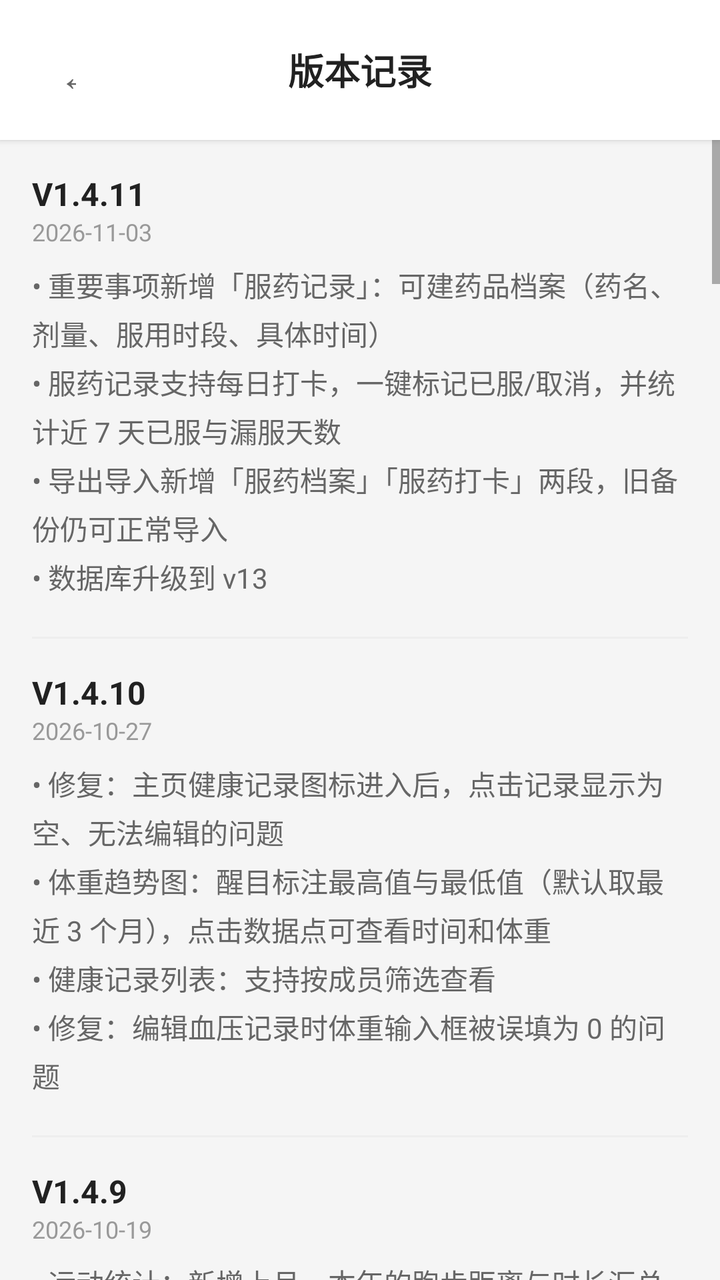
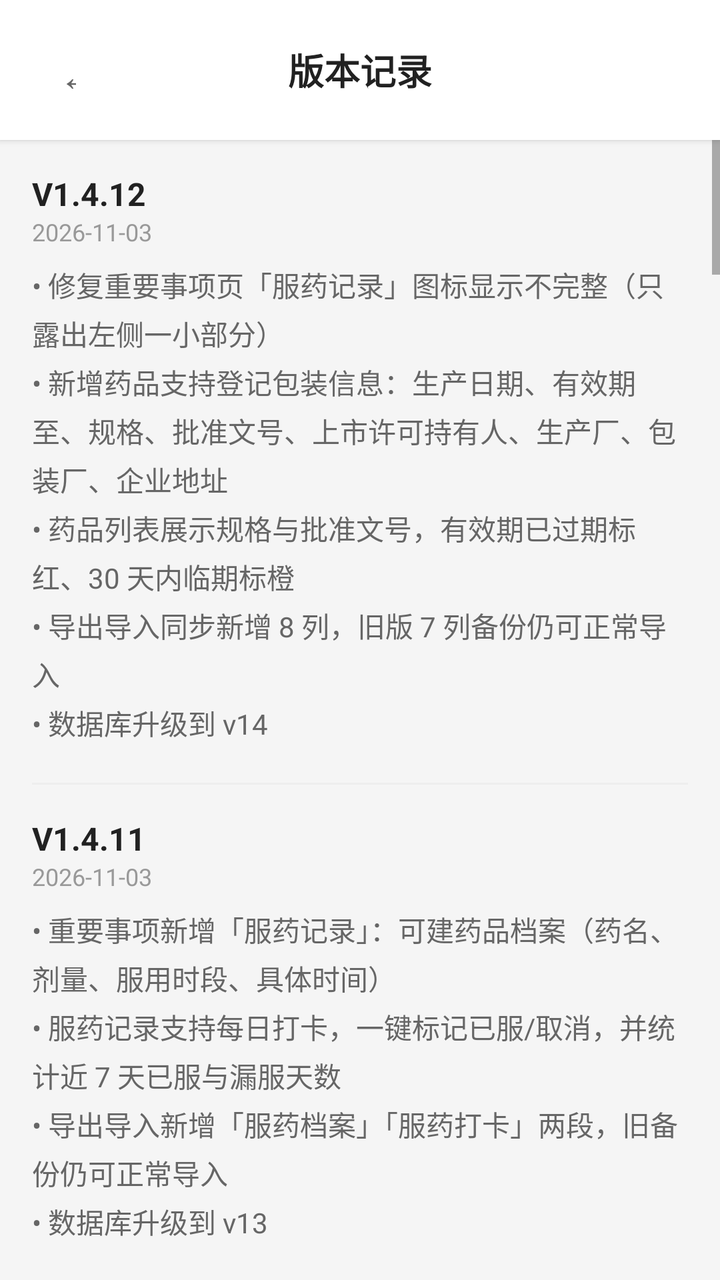

Before-and-after screenshots of an Android layout around one commit, followed by the original layout XML and the change that was made.
<!-- AndroidManifest.xml: application theme Theme.HealthRecorder -->
<!-- res/layout/activity_version_history.xml -->
<?xml version="1.0" encoding="utf-8"?>
<LinearLayout xmlns:android="http://schemas.android.com/apk/res/android"
    android:layout_width="match_parent"
    android:layout_height="match_parent"
    android:orientation="vertical"
    android:background="#F5F5F5">

    
    <LinearLayout
        android:layout_width="match_parent"
        android:layout_height="wrap_content"
        android:orientation="horizontal"
        android:paddingHorizontal="12dp"
        android:paddingVertical="14dp"
        android:background="#FFFFFF"
        android:elevation="2dp"
        android:gravity="center_vertical">
        <Button
            android:id="@+id/btnBack"
            android:layout_width="42dp"
            android:layout_height="42dp"
            android:background="@android:color/transparent"
            android:text="←"
            android:textSize="20sp"
            android:textColor="#666666"/>
        <TextView
            android:layout_width="0dp"
            android:layout_height="wrap_content"
            android:layout_weight="1"
            android:text="版本记录"
            android:textSize="18sp"
            android:textColor="#212121"
            android:textStyle="bold"
            android:gravity="center"/>
        <View
            android:layout_width="42dp"
            android:layout_height="42dp"/>
    </LinearLayout>

    <ScrollView
        android:layout_width="match_parent"
        android:layout_height="match_parent">
        <LinearLayout
            android:layout_width="match_parent"
            android:layout_height="wrap_content"
            android:orientation="vertical"
            android:padding="16dp">

            <TextView
                android:layout_width="wrap_content"
                android:layout_height="wrap_content"
                android:text="V1.4.11"
                android:textSize="16sp"
                android:textColor="#212121"
                android:textStyle="bold"/>
            <TextView
                android:layout_width="wrap_content"
                android:layout_height="wrap_content"
                android:text="2026-11-03"
                android:textSize="12sp"
                android:textColor="#999999"
                android:layout_marginBottom="8dp"/>
            <TextView
                android:layout_width="wrap_content"
                android:layout_height="wrap_content"
                android:text="• 重要事项新增「服药记录」：可建药品档案（药名、剂量、服用时段、具体时间）\n• 服药记录支持每日打卡，一键标记已服/取消，并统计近 7 天已服与漏服天数\n• 导出导入新增「服药档案」「服药打卡」两段，旧备份仍可正常导入\n• 数据库升级到 v13"
                android:textSize="14sp"
                android:textColor="#666666"
                android:lineSpacingExtra="4dp"
                android:layout_marginBottom="20dp"/>

            <View
                android:layout_width="match_parent"
                android:layout_height="1dp"
                android:background="#EEEEEE"
                android:layout_marginBottom="16dp"/>

            <TextView
                android:layout_width="wrap_content"
                android:layout_height="wrap_content"
                android:text="V1.4.10"
                android:textSize="16sp"
                android:textColor="#212121"
                android:textStyle="bold"/>
            <TextView
                android:layout_width="wrap_content"
                android:layout_height="wrap_content"
                android:text="2026-10-27"
                android:textSize="12sp"
                android:textColor="#999999"
                android:layout_marginBottom="8dp"/>
            <TextView
                android:layout_width="wrap_content"
                android:layout_height="wrap_content"
                android:text="• 修复：主页健康记录图标进入后，点击记录显示为空、无法编辑的问题\n• 体重趋势图：醒目标注最高值与最低值（默认取最近 3 个月），点击数据点可查看时间和体重\n• 健康记录列表：支持按成员筛选查看\n• 修复：编辑血压记录时体重输入框被误填为 0 的问题"
                android:textSize="14sp"
                android:textColor="#666666"
                android:lineSpacingExtra="4dp"
                android:layout_marginBottom="20dp"/>

            <View
                android:layout_width="match_parent"
                android:layout_height="1dp"
                android:background="#EEEEEE"
                android:layout_marginBottom="16dp"/>

            <TextView
                android:layout_width="wrap_content"
                android:layout_height="wrap_content"
                android:text="V1.4.9"
                android:textSize="16sp"
                android:textColor="#212121"
                android:textStyle="bold"/>
            <TextView
                android:layout_width="wrap_content"
                android:layout_height="wrap_content"
                android:text="2026-10-19"
                android:textSize="12sp"
                android:textColor="#999999"
                android:layout_marginBottom="8dp"/>
            <TextView
                android:layout_width="wrap_content"
                android:layout_height="wrap_content"
                android:text="• 运动统计：新增上月、本年的跑步距离与时长汇总\n• 添加运动记录：地点支持从历史地点中直接选择\n• 重要事项统计：新增事项日历，记录时间与提醒时间用不同标记区分\n• 读书笔记：支持记录开始阅读时间（精确到时分）\n• 读书笔记：读后感支持按页面区间记录多条\n• 导出导入：新增上述字段与读后感明细，修复 CSV 中多行内容丢失的问题\n• 数据库升级到 v12，修复旧版本升级可能闪退的问题"
                android:textSize="14sp"
                android:textColor="#666666"
                android:lineSpacingExtra="4dp"
                android:layout_marginBottom="20dp"/>

            <View
                android:layout_width="match_parent"
                android:layout_height="1dp"
                android:background="#EEEEEE"
                android:layout_marginBottom="16dp"/>

            <TextView
                android:layout_width="wrap_content"
                android:layout_height="wrap_content"
                android:text="V1.4.8"
                android:textSize="16sp"
                android:textColor="#212121"
                android:textStyle="bold"/>
            <TextView
                android:layout_width="wrap_content"
                android:layout_height="wrap_content"
                android:text="2026-09-11"
                android:textSize="12sp"
                android:textColor="#999999"
                android:layout_marginBottom="8dp"/>
            <TextView
                android:layout_width="wrap_content"
                android:layout_height="wrap_content"
                android:text="• 运动统计：移除本周徒步，新增本月跑步总里程与时长汇总\n• 主页趋势图：支持双指缩放高密度数据，点击数据点显示详情\n• 主页日历：点击日期可查看该日所有类型记录详情\n• 日详情页整合健康/运动/刷牙/呼吸/事项/猫咪/读书共7类数据"
                android:textSize="14sp"
                android:textColor="#666666"
                android:lineSpacingExtra="4dp"
                android:layout_marginBottom="20dp"/>

            <View
                android:layout_width="match_parent"
                android:layout_height="1dp"
                android:background="#EEEEEE"
                android:layout_marginBottom="16dp"/>

            <TextView
                android:layout_width="wrap_content"
                android:layout_height="wrap_content"
                android:text="V1.4.7"
                android:textSize="16sp"
                android:textColor="#212121"
                android:textStyle="bold"/>
            <TextView
                android:layout_width="wrap_content"
                android:layout_height="wrap_content"
                android:text="2026-08-04"
                android:textSize="12sp"
                android:textColor="#999999"
                android:layout_marginBottom="8dp"/>
            <TextView
                android:layout_width="wrap_content"
                android:layout_height="wrap_content"
                android:text="• 主页按钮「👥」→「💪 健康记录」，跳转历史健康记录列表\n• 数据管理新增成员管理入口\n• 呼吸打卡右上角菜单改为「📊 统计」\n• 运动/猫咪/刷牙列表页布局修复，解决闪退问题"
                android:textSize="14sp"
                android:textColor="#666666"
                android:lineSpacingExtra="4dp"
                android:layout_marginBottom="20dp"/>

            <View
                android:layout_width="match_parent"
                android:layout_height="1dp"
                android:background="#EEEEEE"
                android:layout_marginBottom="16dp"/>

            <TextView
                android:layout_width="wrap_content"
                android:layout_height="wrap_content"
                android:text="V1.4.6"
                android:textSize="16sp"
                android:textColor="#212121"
                android:textStyle="bold"/>
            <TextView
                android:layout_width="wrap_content"
                android:layout_height="wrap_content"
                android:text="2026-08-03"
                android:textSize="12sp"
                android:textColor="#999999"
                android:layout_marginBottom="8dp"/>
            <TextView
                android:layout_width="wrap_content"
                android:layout_height="wrap_content"
                android:text="• 读书笔记：读完时归档页数和读后感绑定保存，状态切换时自动固化\n• 读书笔记已读卡片显示「读完于第 X 页」及归档读后感\n• 读书笔记新增 📊 数据统计入口（总/在读/已读/想读、均分、总页数）\n• 数据管理新增数据重置功能（双重确认）\n• 数据库升级至 v11"
                android:textSize="14sp"
                android:textColor="#666666"
                android:lineSpacingExtra="4dp"
                android:layout_marginBottom="20dp"/>

            <View
                android:layout_width="match_parent"
                android:layout_height="1dp"
                android:background="#EEEEEE"
                android:layout_marginBottom="16dp"/>

            <TextView
                android:layout_width="wrap_content"
                android:layout_height="wrap_content"
                android:text="V1.4.5"
                android:textSize="16sp"
                android:textColor="#212121"
                android:textStyle="bold"/>
            <TextView
                android:layout_width="wrap_content"
                android:layout_height="wrap_content"
                android:text="2026-08-03"
                android:textSize="12sp"
                android:textColor="#999999"
                android:layout_marginBottom="8dp"/>
            <TextView
                android:layout_width="wrap_content"
                android:layout_height="wrap_content"
                android:text="• 重要事项支持导入（修复解析逻辑：优先级/状态/重复类型支持中文）\n• 读书笔记支持导入（修复解析逻辑：读书状态支持中文）\n• 重要事项列表页新增 📊 统计入口（总事项数、待办/已完成/已取消分布、优先级/重复类型分布）\n• 主页今日健康记录展示上限调整为 3 条"
                android:textSize="14sp"
                android:textColor="#666666"
                android:lineSpacingExtra="4dp"
                android:layout_marginBottom="20dp"/>

            <View
                android:layout_width="match_parent"
                android:layout_height="1dp"
                android:background="#EEEEEE"
                android:layout_marginBottom="16dp"/>

            <TextView
                android:layout_width="wrap_content"
                android:layout_height="wrap_content"
                android:text="V1.4.4"
                android:textSize="16sp"
                android:textColor="#212121"
                android:textStyle="bold"/>
            <TextView
                android:layout_width="wrap_content"
                android:layout_height="wrap_content"
                android:text="2026-07-31"
                android:textSize="12sp"
                android:textColor="#999999"
                android:layout_marginBottom="8dp"/>
            <TextView
                android:layout_width="wrap_content"
                android:layout_height="wrap_content"
                android:text="• 导出/导入支持呼吸打卡、重要事项、读书笔记、猫粮记录（共9种数据段）\n• 猫菜单优化：移除编辑/删除按钮，新增「统计」按钮一键跳转统计页\n• 主页日历最后一排对齐修复\n• 主页体重趋势图兼容修复（ColorOS设备崩溃修复）"
                android:textSize="14sp"
                android:textColor="#666666"
                android:lineSpacingExtra="4dp"
                android:layout_marginBottom="20dp"/>

            <View
                android:layout_width="match_parent"
                android:layout_height="1dp"
                android:background="#EEEEEE"
                android:layout_marginBottom="16dp"/>

            <TextView
                android:layout_width="wrap_content"
                android:layout_height="wrap_content"
                android:text="V1.4.0"
                android:textSize="16sp"
                android:textColor="#212121"
                android:textStyle="bold"/>
            <TextView
                android:layout_width="wrap_content"
                android:layout_height="wrap_content"
                android:text="2026-07-27"
                android:textSize="12sp"
                android:textColor="#999999"
                android:layout_marginBottom="8dp"/>
            <TextView
                android:layout_width="wrap_content"
                android:layout_height="wrap_content"
                android:text="• 新增呼吸打卡模块（呼吸时长、评分星级、打卡模式）\n• 新增重要事项模块（提醒设置、优先级、重复类型）\n• 新增读书笔记模块（阅读进度、星级评分、读书状态）\n• 主页新增体重+运动量趋势曲线图\n• 主页新增日历视图（有数据日期标记绿色圆点）\n• 架构升级：HealthRepository 单例代理全部 CRUD，数据层统一入口"
                android:textSize="14sp"
                android:textColor="#666666"
                android:lineSpacingExtra="4dp"
                android:layout_marginBottom="20dp"/>

            <View
                android:layout_width="match_parent"
                android:layout_height="1dp"
                android:background="#EEEEEE"
                android:layout_marginBottom="16dp"/>

            <TextView
                android:layout_width="wrap_content"
                android:layout_height="wrap_content"
                android:text="V1.3.2"
                android:textSize="16sp"
                android:textColor="#212121"
                android:textStyle="bold"/>
            <TextView
                android:layout_width="wrap_content"
                android:layout_height="wrap_content"
                android:text="2026-07-24"
                android:textSize="12sp"
                android:textColor="#999999"
                android:layout_marginBottom="8dp"/>
            <TextView
                android:layout_width="wrap_content"
                android:layout_height="wrap_content"
                android:text="• 主页历史记录列表 UI 优化：日期改为相对格式（今天/昨天/MM-dd）+ 时间显示、左侧状态色条（绿色正常/橙色偏高/红色异常）、体重 18sp 加粗主视觉、行高收紧\n• 体重等健康数据显示从 1 位小数提升为 2 位小数"
                android:textSize="14sp"
                android:textColor="#666666"
                android:lineSpacingExtra="4dp"
                android:layout_marginBottom="20dp"/>

            <View
                android:layout_width="match_parent"
                android:layout_height="1dp"
                android:background="#EEEEEE"
                android:layout_marginBottom="16dp"/>

            <TextView
                android:layout_width="wrap_content"
                android:layout_height="wrap_content"
                android:text="V1.3.1"
                android:textSize="16sp"
                android:textColor="#212121"
                android:textStyle="bold"/>
            <TextView
                android:layout_width="wrap_content"
                android:layout_height="wrap_content"
                android:text="2026-07-24"
                android:textSize="12sp"
                android:textColor="#999999"
                android:layout_marginBottom="8dp"/>
            <TextView
                android:layout_width="wrap_content"
                android:layout_height="wrap_content"
                android:text="• 修复运动记录添加时提示「保存失败」的BUG（数据库版本号遗漏导致旧库缺少 location 字段）"
                android:textSize="14sp"
                android:textColor="#666666"
                android:lineSpacingExtra="4dp"
                android:layout_marginBottom="20dp"/>

            <View
                android:layout_width="match_parent"
                android:layout_height="1dp"
                android:background="#EEEEEE"
                android:layout_marginBottom="16dp"/>

            <TextView
                android:layout_width="wrap_content"
                android:layout_height="wrap_content"
                android:text="V1.3"
                android:textSize="16sp"
                android:textColor="#212121"
                android:textStyle="bold"/>
            <TextView
                android:layout_width="wrap_content"
                android:layout_height="wrap_content"
                android:text="2026-07-23"
                android:textSize="12sp"
                android:textColor="#999999"
                android:layout_marginBottom="8dp"/>
            <TextView
                android:layout_width="wrap_content"
                android:layout_height="wrap_content"
                android:text="• 主页顶部按钮统一五等分（猫拉屎 / 猫刷牙 / 运动 / 成员 / 版本），文字不换行
• 主页FAB独立可拖拽，绿色50%透明度，拖动不越界消失
• 刷牙统计改为「本月刷牙次数」和「本年累计刷牙」两个汇总卡
• 运动记录新增「运动地点」字段，支持导出和导入"
                android:textSize="14sp"
                android:textColor="#666666"
                android:lineSpacingExtra="4dp"
                android:layout_marginBottom="20dp"/>

            <View
                android:layout_width="match_parent"
                android:layout_height="1dp"
                android:background="#EEEEEE"
                android:layout_marginBottom="16dp"/>

            <TextView
                android:layout_width="wrap_content"
                android:layout_height="wrap_content"
                android:text="V1.2.4.5"
                android:textSize="16sp"
                android:textColor="#212121"
                android:textStyle="bold"/>
            <TextView
                android:layout_width="wrap_content"
                android:layout_height="wrap_content"
                android:text="2026-07-14"
                android:textSize="12sp"
                android:textColor="#999999"
                android:layout_marginBottom="8dp"/>
            <TextView
                android:layout_width="wrap_content"
                android:layout_height="wrap_content"
                android:text="• 刷牙记录支持点击编辑和删除\n• 运动记录支持点击编辑和删除\n• 猫咪如厕新增如厕意愿（如主动叫唤/被动抱走/甩屎）和如厕过程（进盆就拉/进进出出再拉/进盆再逃走）标签\n• 主界面一级菜单改名为「猫拉屎」和「猫刷牙」"
                android:textSize="14sp"
                android:textColor="#666666"
                android:lineSpacingExtra="4dp"
                android:layout_marginBottom="20dp"/>

            <View
                android:layout_width="match_parent"
                android:layout_height="1dp"
                android:background="#EEEEEE"
                android:layout_marginBottom="16dp"/>
            <TextView
                android:layout_width="wrap_content"
                android:layout_height="wrap_content"
                android:text="V1.2.4.4"
                android:textSize="16sp"
                android:textColor="#212121"
                android:textStyle="bold"/>
            <TextView
                android:layout_width="wrap_content"
                android:layout_height="wrap_content"
                android:text="2026-07-13"
                android:textSize="12sp"
                android:textColor="#999999"
                android:layout_marginBottom="8dp"/>
            <TextView
                android:layout_width="wrap_content"
                android:layout_height="wrap_content"
                android:text="• 猫咪如厕记录支持删除（编辑页带确认对话框）"
                android:textSize="14sp"
                android:textColor="#666666"
                android:lineSpacingExtra="4dp"
                android:layout_marginBottom="20dp"/>

            <View
                android:layout_width="match_parent"
                android:layout_height="1dp"
                android:background="#EEEEEE"
                android:layout_marginBottom="16dp"/>

            <TextView
                android:layout_width="wrap_content"
                android:layout_height="wrap_content"
                android:text="V1.2.4.3"
                android:textSize="16sp"
                android:textColor="#212121"
                android:textStyle="bold"/>
            <TextView
                android:layout_width="wrap_content"
                android:layout_height="wrap_content"
                android:text="2026-07-13"
                android:textSize="12sp"
                android:textColor="#999999"
                android:layout_marginBottom="8dp"/>
            <TextView
                android:layout_width="wrap_content"
                android:layout_height="wrap_content"
                android:text="• 猫咪如厕记录列表显示为所属成员（彩色标签）\n• 猫咪如厕记录支持点击编辑修改\n• 修复导入后数量/成员显示问题"
                android:textSize="14sp"
                android:textColor="#666666"
                android:lineSpacingExtra="4dp"
                android:layout_marginBottom="20dp"/>

            <View
                android:layout_width="match_parent"
                android:layout_height="1dp"
                android:background="#EEEEEE"
                android:layout_marginBottom="16dp"/>

            <TextView
                android:layout_width="wrap_content"
                android:layout_height="wrap_content"
                android:text="V1.2.4.2"
                android:textSize="16sp"
                android:textColor="#212121"
                android:textStyle="bold"/>
            <TextView
                android:layout_width="wrap_content"
                android:layout_height="wrap_content"
                android:text="2026-07-13"
                android:textSize="12sp"
                android:textColor="#999999"
                android:layout_marginBottom="8dp"/>
            <TextView
                android:layout_width="wrap_content"
                android:layout_height="wrap_content"
                android:text="• 修复导入数据后猫咪模块闪退（评分标签背景缺失导致空指针）\n• 修复猫咪名显示错误、导入粪便数量丢失"
                android:textSize="14sp"
                android:textColor="#666666"
                android:lineSpacingExtra="4dp"
                android:layout_marginBottom="20dp"/>

            <View
                android:layout_width="match_parent"
                android:layout_height="1dp"
                android:background="#EEEEEE"
                android:layout_marginBottom="16dp"/>

            <TextView
                android:layout_width="wrap_content"
                android:layout_height="wrap_content"
                android:text="V1.2.4.1"
                android:textSize="16sp"
                android:textColor="#212121"
                android:textStyle="bold"/>
            <TextView
                android:layout_width="wrap_content"
                android:layout_height="wrap_content"
                android:text="2026-07-13"
                android:textSize="12sp"
                android:textColor="#999999"
                android:layout_marginBottom="8dp"/>
            <TextView
                android:layout_width="wrap_content"
                android:layout_height="wrap_content"
                android:text="• 修复全新安装后猫咪/刷牙/运动模块闪退问题\n• （onCreate 遗漏建表导致查询失败）"
                android:textSize="14sp"
                android:textColor="#666666"
                android:lineSpacingExtra="4dp"
                android:layout_marginBottom="20dp"/>

            <View
                android:layout_width="match_parent"
                android:layout_height="1dp"
                android:background="#EEEEEE"
                android:layout_marginBottom="16dp"/>

            <TextView
                android:layout_width="wrap_content"
                android:layout_height="wrap_content"
                android:text="V1.2.4"
                android:textSize="16sp"
                android:textColor="#212121"
                android:textStyle="bold"/>
            <TextView
                android:layout_width="wrap_content"
                android:layout_height="wrap_content"
                android:text="2026-07-13"
                android:textSize="12sp"
                android:textColor="#999999"
                android:layout_marginBottom="8dp"/>
            <TextView
                android:layout_width="wrap_content"
                android:layout_height="wrap_content"
                android:text="• 修复数据库升级顺序导致的闪退问题\n• 数据导入/导出支持猫咪/刷牙/运动记录\n• 向前兼容旧版备份文件"
                android:textSize="14sp"
                android:textColor="#666666"
                android:lineSpacingExtra="4dp"
                android:layout_marginBottom="20dp"/>

            <View
                android:layout_width="match_parent"
                android:layout_height="1dp"
                android:background="#EEEEEE"
                android:layout_marginBottom="16dp"/>

            <TextView
                android:layout_width="wrap_content"
                android:layout_height="wrap_content"
                android:text="V1.2.3"
                android:textSize="16sp"
                android:textColor="#212121"
                android:textStyle="bold"/>
            <TextView
                android:layout_width="wrap_content"
                android:layout_height="wrap_content"
                android:text="2026-07-13"
                android:textSize="12sp"
                android:textColor="#999999"
                android:layout_marginBottom="8dp"/>
            <TextView
                android:layout_width="wrap_content"
                android:layout_height="wrap_content"
                android:text="• 猫咪如厕记录新增粪便数量指标\n• 主页右上角新增版本记录入口"
                android:textSize="14sp"
                android:textColor="#666666"
                android:lineSpacingExtra="4dp"
                android:layout_marginBottom="20dp"/>

            <View
                android:layout_width="match_parent"
                android:layout_height="1dp"
                android:background="#EEEEEE"
                android:layout_marginBottom="16dp"/>

            <TextView
                android:layout_width="wrap_content"
                android:layout_height="wrap_content"
                android:text="V1.2.2"
                android:textSize="16sp"
                android:textColor="#212121"
                android:textStyle="bold"/>
            <TextView
                android:layout_width="wrap_content"
                android:layout_height="wrap_content"
                android:text="2026-07-13"
                android:textSize="12sp"
                android:textColor="#999999"
                android:layout_marginBottom="8dp"/>
            <TextView
                android:layout_width="wrap_content"
                android:layout_height="wrap_content"
                android:text="• 猫咪记录改用成员选择\n• 新增如厕统计页面（距上次天数、间隔统计、评分分布）"
                android:textSize="14sp"
                android:textColor="#666666"
                android:lineSpacingExtra="4dp"
                android:layout_marginBottom="20dp"/>

            <View
                android:layout_width="match_parent"
                android:layout_height="1dp"
                android:background="#EEEEEE"
                android:layout_marginBottom="16dp"/>

            <TextView
                android:layout_width="wrap_content"
                android:layout_height="wrap_content"
                android:text="V1.2"
                android:textSize="16sp"
                android:textColor="#212121"
                android:textStyle="bold"/>
            <TextView
                android:layout_width="wrap_content"
                android:layout_height="wrap_content"
                android:text="2026-07-08"
                android:textSize="12sp"
                android:textColor="#999999"
                android:layout_marginBottom="8dp"/>
            <TextView
                android:layout_width="wrap_content"
                android:layout_height="wrap_content"
                android:text="• 新增猫咪如厕记录模块\n• 新增刷牙记录模块\n• 新增运动记录模块\n• 数据管理：导出/导入支持双段格式"
                android:textSize="14sp"
                android:textColor="#666666"
                android:lineSpacingExtra="4dp"
                android:layout_marginBottom="20dp"/>

            <View
                android:layout_width="match_parent"
                android:layout_height="1dp"
                android:background="#EEEEEE"
                android:layout_marginBottom="16dp"/>

            <TextView
                android:layout_width="wrap_content"
                android:layout_height="wrap_content"
                android:text="V1.1"
                android:textSize="16sp"
                android:textColor="#212121"
                android:textStyle="bold"/>
            <TextView
                android:layout_width="wrap_content"
                android:layout_height="wrap_content"
                android:text="2026-07-08"
                android:textSize="12sp"
                android:textColor="#999999"
                android:layout_marginBottom="8dp"/>
            <TextView
                android:layout_width="wrap_content"
                android:layout_height="wrap_content"
                android:text="• 多用户支持（成员管理、颜色标签）\n• 体重精度提升至小数点后两位\n• 数据导入/导出功能"
                android:textSize="14sp"
                android:textColor="#666666"
                android:lineSpacingExtra="4dp"
                android:layout_marginBottom="20dp"/>

            <View
                android:layout_width="match_parent"
                android:layout_height="1dp"
                android:background="#EEEEEE"
                android:layout_marginBottom="16dp"/>

            <TextView
                android:layout_width="wrap_content"
                android:layout_height="wrap_content"
                android:text="V1.0"
                android:textSize="16sp"
                android:textColor="#212121"
                android:textStyle="bold"/>
            <TextView
                android:layout_width="wrap_content"
                android:layout_height="wrap_content"
                android:text="2026-07-03"
                android:textSize="12sp"
                android:textColor="#999999"
                android:layout_marginBottom="8dp"/>
            <TextView
                android:layout_width="wrap_content"
                android:layout_height="wrap_content"
                android:text="• 健康记录基础功能（体重、血压）\n• 图表统计\n• 数据导出"
                android:textSize="14sp"
                android:textColor="#666666"
                android:lineSpacingExtra="4dp"/>

        </LinearLayout>
    </ScrollView>
</LinearLayout>
<!-- resources referenced by this layout -->
<resources>
  <style name="Theme.HealthRecorder" parent="Theme.MaterialComponents.Light.DarkActionBar">
          
          <item name="colorPrimary">@color/purple_500</item>
          <item name="colorPrimaryVariant">@color/purple_700</item>
          <item name="colorOnPrimary">@color/white</item>
          
          
          <item name="colorSecondary">@color/teal_200</item>
          <item name="colorSecondaryVariant">@color/teal_700</item>
          <item name="colorOnSecondary">@color/black</item>
          
          
          <item name="android:statusBarColor">?attr/colorPrimaryVariant</item>
          
          
      </style>
  <color name="purple_500">#9C27B0</color>
  <color name="purple_700">#7B1FA2</color>
  <color name="white">#FFFFFF</color>
  <color name="teal_200">#80CBC4</color>
  <color name="teal_700">#00796B</color>
  <color name="black">#000000</color>
</resources>

<!-- the commit's change to res/layout/activity_version_history.xml (unified diff, before → after) -->
@@ -49,6 +49,35 @@
             <TextView
                 android:layout_width="wrap_content"
                 android:layout_height="wrap_content"
+                android:text="V1.4.12"
+                android:textSize="16sp"
+                android:textColor="#212121"
+                android:textStyle="bold"/>
+            <TextView
+                android:layout_width="wrap_content"
+                android:layout_height="wrap_content"
+                android:text="2026-11-03"
+                android:textSize="12sp"
+                android:textColor="#999999"
+                android:layout_marginBottom="8dp"/>
+            <TextView
+                android:layout_width="wrap_content"
+                android:layout_height="wrap_content"
+                android:text="• 修复重要事项页「服药记录」图标显示不完整（只露出左侧一小部分）\n• 新增药品支持登记包装信息：生产日期、有效期至、规格、批准文号、上市许可持有人、生产厂、包装厂、企业地址\n• 药品列表展示规格与批准文号，有效期已过期标红、30 天内临期标橙\n• 导出导入同步新增 8 列，旧版 7 列备份仍可正常导入\n• 数据库升级到 v14"
+                android:textSize="14sp"
+                android:textColor="#666666"
+                android:lineSpacingExtra="4dp"
+                android:layout_marginBottom="20dp"/>
+
+            <View
+                android:layout_width="match_parent"
+                android:layout_height="1dp"
+                android:background="#EEEEEE"
+                android:layout_marginBottom="16dp"/>
+
+            <TextView
+                android:layout_width="wrap_content"
+                android:layout_height="wrap_content"
                 android:text="V1.4.11"
                 android:textSize="16sp"
                 android:textColor="#212121"
